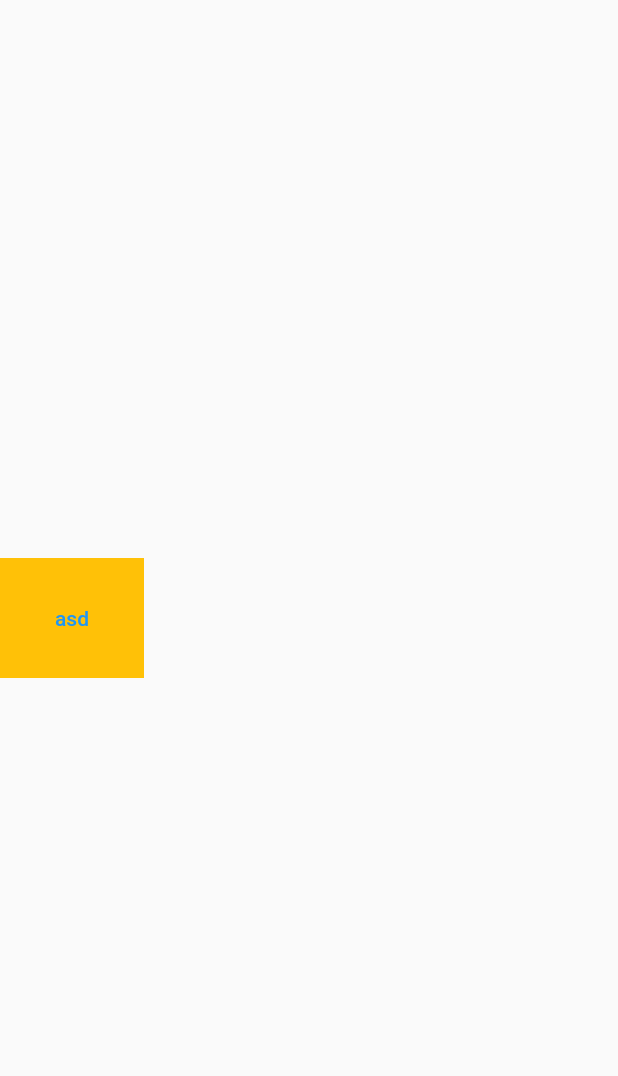
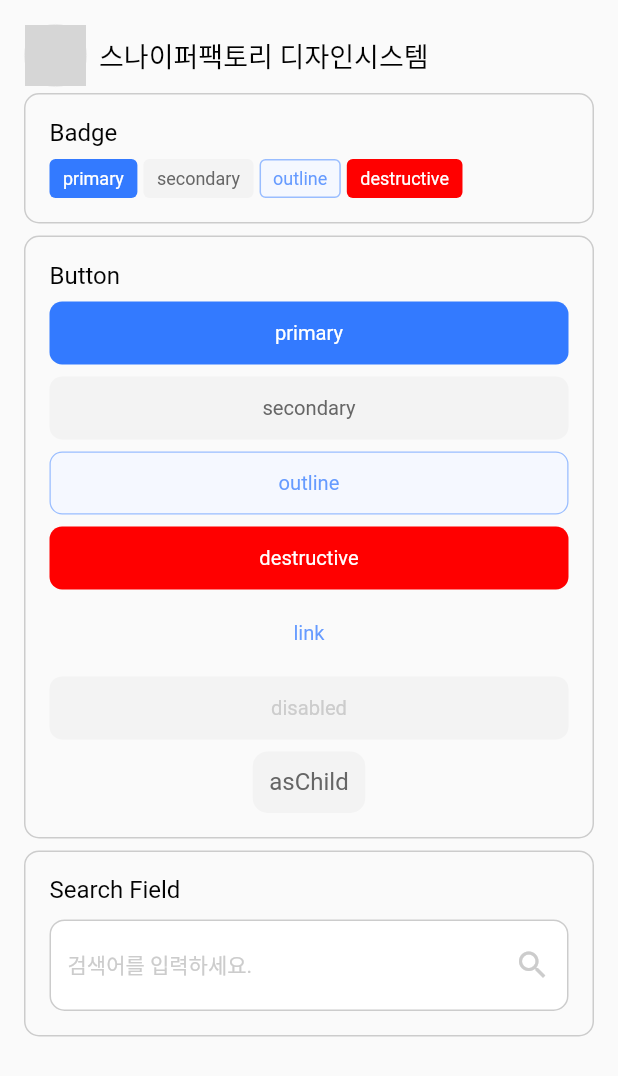
Before and after one commit to sniperfactory-official/sfac-designkit-flutter, a Flutter app: the screen it shows after launch, on a phone screen of 412 x 824 dp. Shown: the top 1076 px of the screen. Run offline on Flutter 3.47's test engine with Material 2 defaults, Android fonts, the phone set to English and light mode, and no system bars; our stand-ins replace flutter_svg; Roboto replaces fonts that are missing (PretendardBold, PretendardMedium, PretendardRegular); grey boxes are pictures that could not be loaded.

Commit message:
juno, Update:: example 코드 수정 #91

```diff
--- a/example/lib/main.dart
+++ b/example/lib/main.dart
@@ -1,6 +1,7 @@
 import 'package:flutter/material.dart';
+import 'package:flutter_svg/flutter_svg.dart';
 import 'package:sfac_design_flutter/sfac_design_flutter.dart';
-import 'package:sfac_design_flutter_example/test.dart';
+import 'package:sfac_design_flutter/widgets/searchfield/searchfield.dart';
 
 void main() {
   runApp(const MyApp());
@@ -15,11 +16,123 @@ class MyApp extends StatelessWidget {
       title: 'SFAC Widget',
       home: Scaffold(
         body: SafeArea(
-          child: Column(
-            mainAxisAlignment: MainAxisAlignment.center,
-            children: [
-              Test(),
-            ],
+          child: Padding(
+            padding: const EdgeInsets.all(16.0),
+            child: Column(
+              crossAxisAlignment: CrossAxisAlignment.center,
+              children: [
+                Row(
+                  children: [
+                    SFAvatar(
+                      backgroundColor: Colors.white,
+                      child: SvgPicture.asset('images/logo.svg'),
+                    ),
+                    const SizedBox(
+                      width: 8,
+                    ),
+                    Text(
+                      '스나이퍼팩토리 디자인시스템',
+                      style: SFTextStyle.b2B18(),
+                    )
+                  ],
+                ),
+                const SFCard(
+                  margin: EdgeInsets.symmetric(vertical: 4),
+                  title: Text('Badge'),
+                  verticalSpacing: 8,
+                  content: Row(
+                    children: [
+                      SFBadge(
+                        child: Text(
+                          'primary',
+                        ),
+                      ),
+                      SizedBox(
+                        width: 4,
+                      ),
+                      SFBadge(
+                        status: SFBadgeStatus.secondary,
+                        child: Text(
+                          'secondary',
+                        ),
+                      ),
+                      SizedBox(
+                        width: 4,
+                      ),
+                      SFBadge(
+                        status: SFBadgeStatus.outline,
+                        child: Text(
+                          'outline',
+                        ),
+                      ),
+                      SizedBox(
+                        width: 4,
+                      ),
+                      SFBadge(
+                        status: SFBadgeStatus.destructive,
+                        child: Text(
+                          'destructive',
+                        ),
+                      ),
+                    ],
+                  ),
+                ),
+                SFCard(
+                  margin: const EdgeInsets.symmetric(vertical: 4),
+                  verticalSpacing: 8,
+                  title: const Text('Button'),
+                  content: Column(
+                    children: [
+                      SFButton(
+                        onPressed: () {},
+                        child: const Text('primary'),
+                      ),
+                      const SizedBox(height: 8),
+                      SFButton(
+                        status: SFButtonStatus.secondary,
+                        onPressed: () {},
+                        child: const Text('secondary'),
+                      ),
+                      const SizedBox(height: 8),
+                      SFButton(
+                        status: SFButtonStatus.outline,
+                        onPressed: () {},
+                        child: const Text('outline'),
+                      ),
+                      const SizedBox(height: 8),
+                      SFButton(
+                        status: SFButtonStatus.destructive,
+                        onPressed: () {},
+                        child: const Text('destructive'),
+                      ),
+                      const SizedBox(height: 8),
+                      SFButton(
+                        status: SFButtonStatus.link,
+                        onPressed: () {},
+                        child: const Text('link'),
+                      ),
+                      const SizedBox(height: 8),
+                      SFButton(
+                        status: SFButtonStatus.disabled,
+                        onPressed: () {},
+                        child: const Text('disabled'),
+                      ),
+                      const SizedBox(height: 8),
+                      SFButton(
+                        status: SFButtonStatus.asChild,
+                        onPressed: () {},
+                        child: const Text('asChild'),
+                      ),
+                    ],
+                  ),
+                ),
+                const SFCard(
+                  margin: EdgeInsets.symmetric(vertical: 4),
+                  title: Text('Search Field'),
+                  content: SFSearchField(),
+                )
+              ],
+            ),
           ),
         ),
       ),
--- a/example/lib/test.dart
+++ /dev/null
@@ -1,23 +0,0 @@
-import 'package:flutter/material.dart';
-import 'package:sfac_design_flutter/widgets/toast/toast.dart';
-
-class Test extends StatelessWidget {
-  const Test({super.key});
-
-  @override
-  Widget build(BuildContext context) {
-    return Container(
-      padding: EdgeInsets.all(16),
-      color: Colors.amber,
-      child: TextButton(
-        child: Text('asd'),
-        onPressed: () {
-          showToast(
-            context,
-            content: 'content',
-          );
-        },
-      ),
-    );
-  }
-}
--- a/example/lib/toast.dart
+++ /dev/null
@@ -1,26 +0,0 @@
-import 'package:flutter/material.dart';
-import 'package:sfac_design_flutter/widgets/toast/toast.dart';
-
-class Toast extends StatelessWidget {
-  const Toast({super.key});
-
-  @override
-  Widget build(BuildContext context) {
-    return Container(
-      padding: const EdgeInsets.all(16),
-      color: Colors.amber,
-      child: Center(
-        child: TextButton(
-          child: Text('토스트'),
-          onPressed: () {
-            showToast(
-              context,
-              content: 'content',
-              toastColor: Colors.white,
-            );
-          },
-        ),
-      ),
-    );
-  }
-}
```
